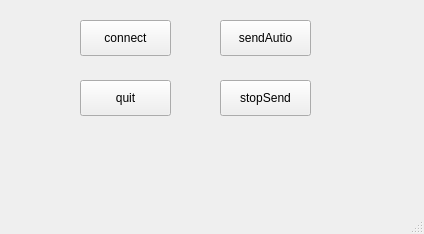
First picture: the form in networkSockets/mainwindow.ui, repository cchafe/creating_a_musical_inferface, before the edit.
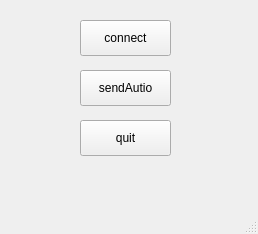
Second picture: the form after the edit.

Commit message: works, but will never do audio/start stop twice without exiting and restarting, needs 4465

```diff
--- a/networkSockets/mainwindow.ui
+++ b/networkSockets/mainwindow.ui
@@ -6,7 +6,7 @@
    <rect>
     <x>0</x>
     <y>0</y>
-    <width>424</width>
+    <width>258</width>
     <height>234</height>
    </rect>
   </property>
@@ -27,24 +27,11 @@
      <string>connect</string>
     </property>
    </widget>
-   <widget class="QPushButton" name="quitButton">
-    <property name="geometry">
-     <rect>
-      <x>80</x>
-      <y>80</y>
-      <width>91</width>
-      <height>36</height>
-     </rect>
-    </property>
-    <property name="text">
-     <string>quit</string>
-    </property>
-   </widget>
    <widget class="QPushButton" name="sendAutioButton">
     <property name="geometry">
      <rect>
-      <x>220</x>
-      <y>20</y>
+      <x>80</x>
+      <y>70</y>
       <width>91</width>
       <height>36</height>
      </rect>
@@ -53,17 +40,17 @@
      <string>sendAutio</string>
     </property>
    </widget>
-   <widget class="QPushButton" name="stopSendButton">
+   <widget class="QPushButton" name="quitButton">
     <property name="geometry">
      <rect>
-      <x>220</x>
-      <y>80</y>
+      <x>80</x>
+      <y>120</y>
       <width>91</width>
       <height>36</height>
      </rect>
     </property>
     <property name="text">
-     <string>stopSend</string>
+     <string>quit</string>
     </property>
    </widget>
   </widget>
```
Left out of the diff: 2 changed lines with no effect on the pictures. The commit also changes 6 other files.
